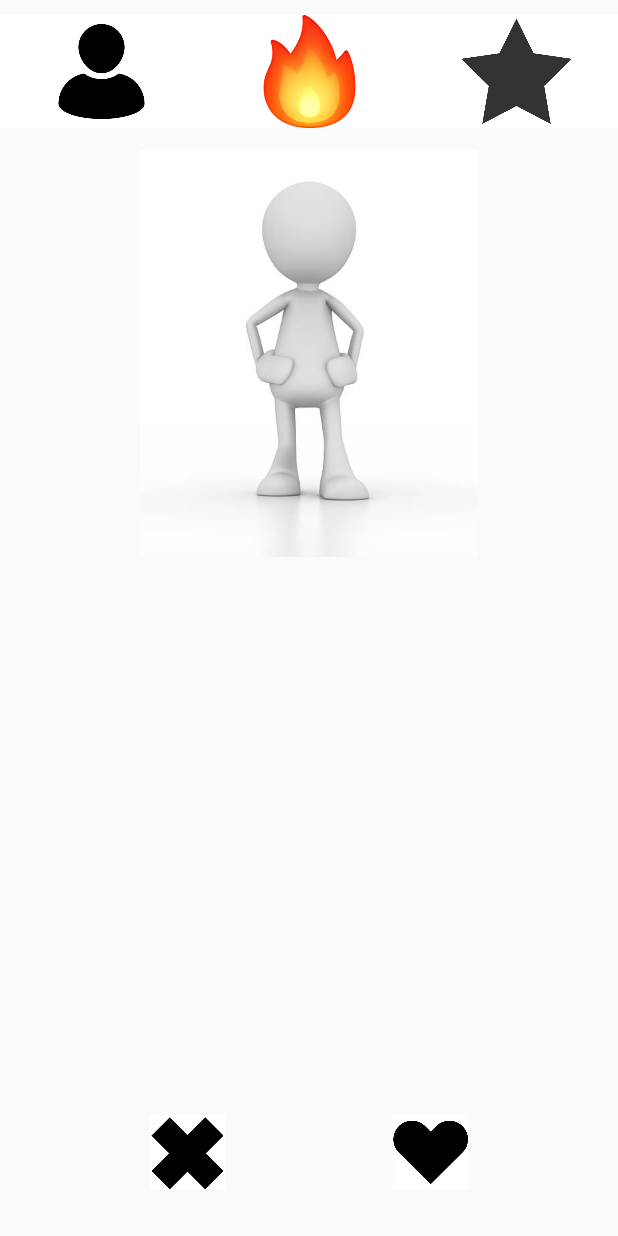
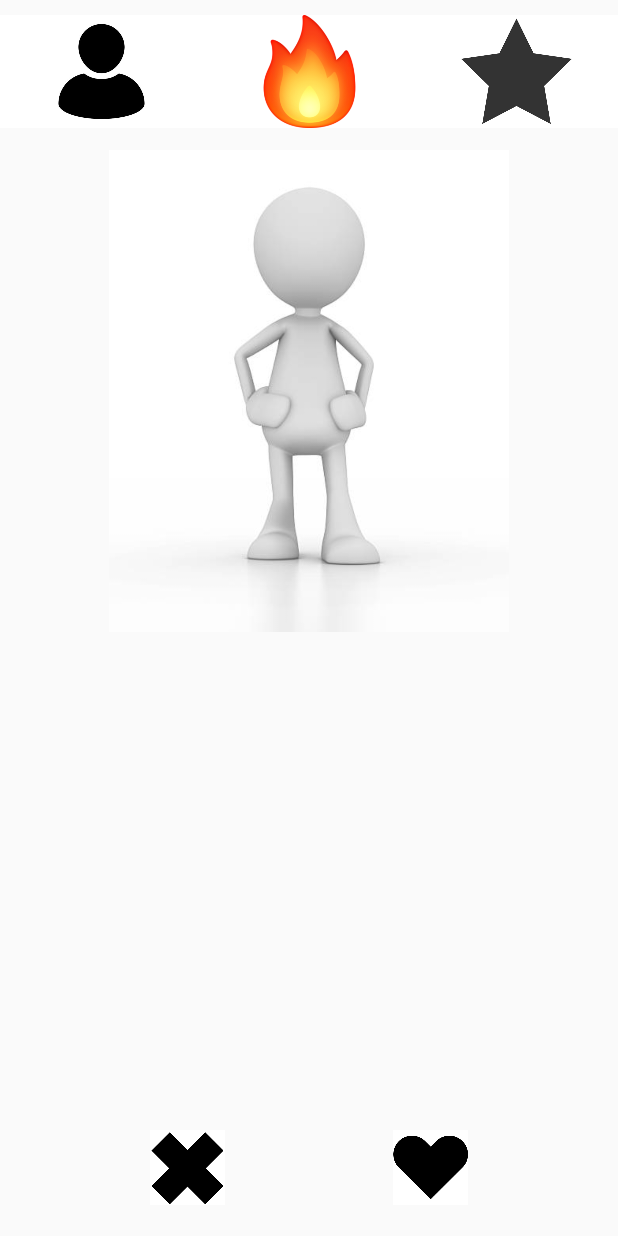
Before and after one commit to EloHello/TP5, an Android app: the MainPage screen opened directly, with no data from a screen before it, on a phone screen of 412 x 824 dp. Run offline under Robolectric (Android 15) with nearby library versions, the phone set to English and light mode, and no system bars; 2 statements that could not run were skipped.

Commit message:
aetghertdgarwetytrewt5rwe54wtyartr5ew

```diff
--- a/app/src/main/res/layout/activity_main.xml
+++ b/app/src/main/res/layout/activity_main.xml
@@ -55,19 +55,36 @@
 
     </RelativeLayout>
 
-    <ImageView
-        android:id="@+id/photoCompare"
-        android:layout_width="wrap_content"
-        android:layout_height="0dp"
-        android:layout_weight="0.75"
-        app:srcCompat="@drawable/bonhomme" />
 
-    <androidx.viewpager.widget.ViewPager
-        android:id="@+id/photoSwipe"
-        android:layout_width="wrap_content"
+    <RelativeLayout
+        android:layout_width="match_parent"
         android:layout_height="0dp"
         android:layout_weight="1"
-        app:srcCompat="@drawable/bonhomme" />
+        >
+
+        <ImageView
+            android:id="@+id/photoCompare"
+            android:layout_width="wrap_content"
+            android:layout_centerInParent="true"
+            android:layout_height="wrap_content"
+            app:srcCompat="@drawable/bonhomme" />
+
+    </RelativeLayout>
+
+    <RelativeLayout
+        android:layout_width="match_parent"
+        android:layout_height="0dp"
+        android:layout_weight="1"
+        >
+
+        <androidx.viewpager.widget.ViewPager
+            android:id="@+id/photoSwipe"
+            android:layout_width="match_parent"
+            android:layout_centerInParent="true"
+            android:layout_height="wrap_content"
+            app:srcCompat="@drawable/bonhomme" />
+
+    </RelativeLayout>
 
     <RelativeLayout
         android:layout_width="match_parent"
--- a/app/src/main/res/layout/viewpager_item.xml
+++ b/app/src/main/res/layout/viewpager_item.xml
@@ -1,5 +1,5 @@
 <?xml version="1.0" encoding="utf-8"?>
-<LinearLayout xmlns:android="http://schemas.android.com/apk/res/android"
+<RelativeLayout xmlns:android="http://schemas.android.com/apk/res/android"
     android:orientation="vertical" android:layout_width="match_parent"
     android:layout_height="match_parent">
 
@@ -7,8 +7,8 @@
         android:id="@+id/image"
         android:layout_width="wrap_content"
         android:layout_height="wrap_content"
-        android:layout_alignParentRight="true"
+        android:layout_centerInParent="true"
         android:background="#000000"
         android:padding="1dp" />
 
-</LinearLayout>
+</RelativeLayout>
```
Also changed, not shown: app/src/main/java/ca/elohello/tp2/MainPage.java (+52 -7 lines), app/src/main/java/ca/elohello/tp2/TopImages.java (+2 -2 lines), app/src/main/java/ca/elohello/tp2/ViewPagerAdapter.java (+4 -3 lines).
